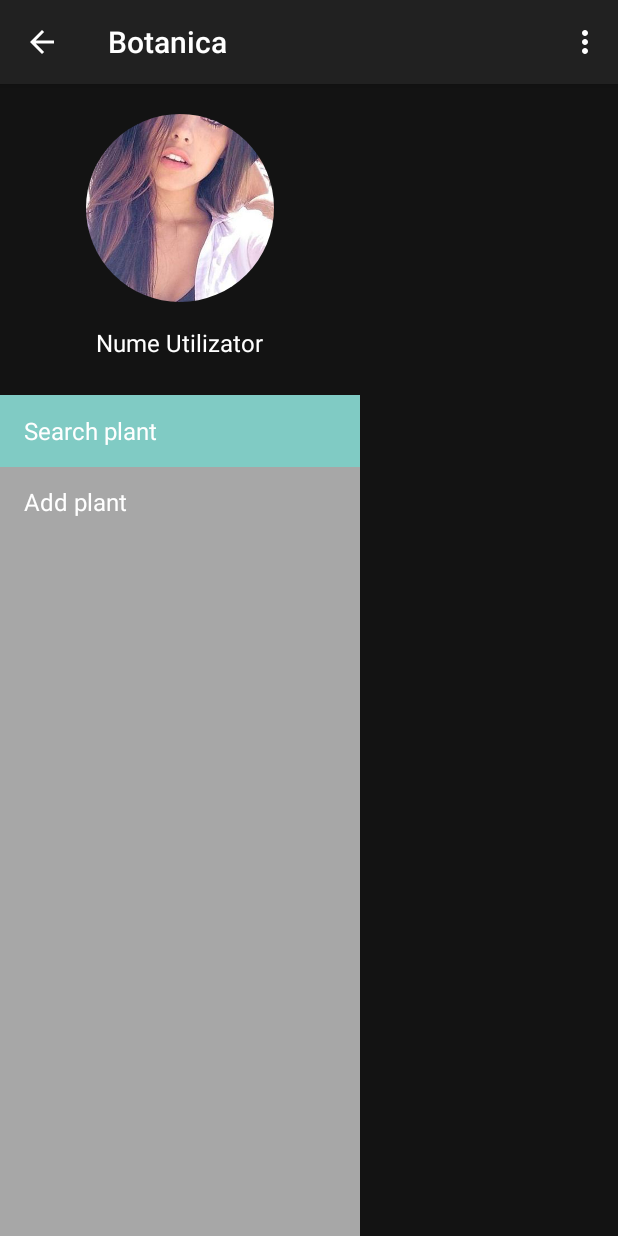
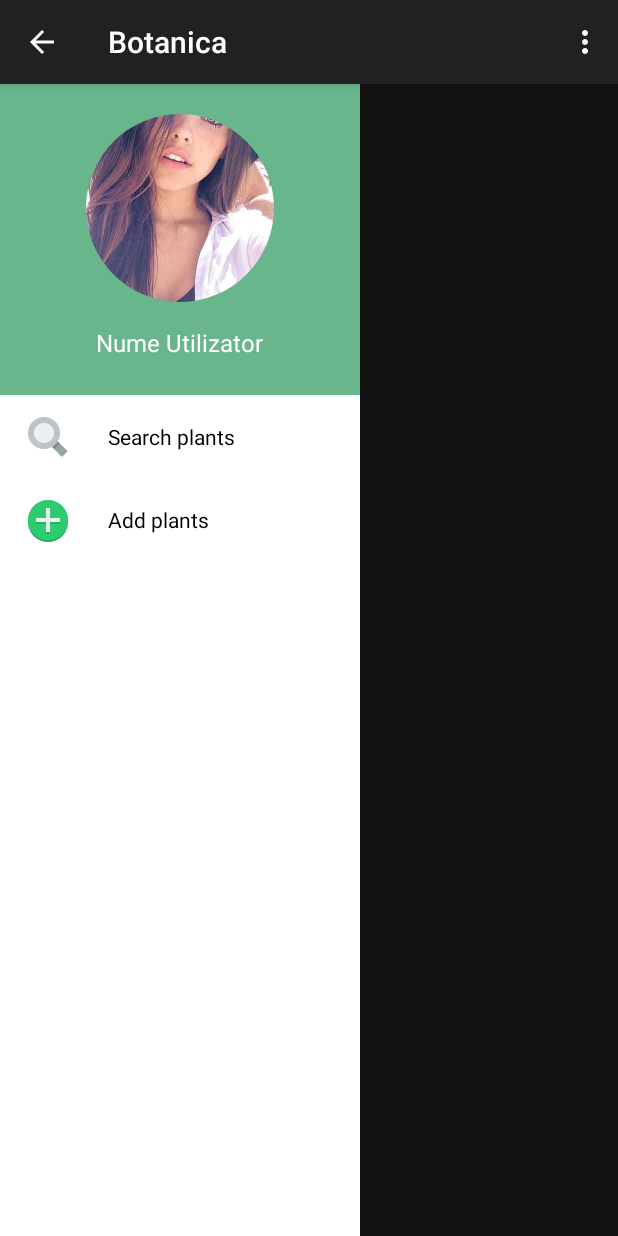
Before and after one commit to shikoko/Botanica, an Android app: the MainActivity screen opened directly, with no data from a screen before it, on a phone screen of 412 x 824 dp. Run offline under Robolectric (Android 15) with nearby library versions, the phone set to English and light mode, and no system bars; our stand-ins replace CircleImageView; pictures from the network do not load; 2 statements that could not run were skipped.

Commit message:
Modified the navigation drawer

```diff
--- /dev/null
+++ b/app/src/main/java/com/softvision/botanica/adapters/NavigationAdapter.java
@@ -0,0 +1,57 @@
+package com.softvision.botanica.adapters;
+
+import android.content.Context;
+import android.view.View;
+import android.view.ViewGroup;
+import android.widget.BaseAdapter;
+
+import com.softvision.botanica.R;
+import com.softvision.botanica.ui.views.custom.NavigationItemView;
+
+import java.util.ArrayList;
+import java.util.List;
+
+public class NavigationAdapter extends BaseAdapter {
+
+    private Context context;
+
+    private List<Integer> icons;
+    private List<String> options;
+
+    public NavigationAdapter(Context context) {
+        this.options = new ArrayList<>();
+        this.icons = new ArrayList<>();
+        this.context = context;
+
+        options.add("Search plants");
+        options.add("Add plants");
+
+        icons.add(R.drawable.icon_search);
+        icons.add(R.drawable.icon_add);
+    }
+
+    @Override
+    public int getCount() {
+        return options.size();
+    }
+
+    @Override
+    public Object getItem(int position) {
+        return options.get(position);
+    }
+
+    @Override
+    public long getItemId(int position) {
+        return 0;
+    }
+
+    @Override
+    public View getView(int position, View convertView, ViewGroup parent) {
+        if (convertView == null) {
+            convertView = new NavigationItemView(context);
+            ((NavigationItemView) convertView).setIcon(icons.get(position));
+            ((NavigationItemView) convertView).setText(options.get(position));
+        }
+        return convertView;
+    }
+}
--- a/app/src/main/java/com/softvision/botanica/ui/activities/MainActivity.java
+++ b/app/src/main/java/com/softvision/botanica/ui/activities/MainActivity.java
@@ -1,6 +1,7 @@
 package com.softvision.botanica.ui.activities;
 
 import android.app.Activity;
+import android.content.Intent;
 import android.os.Bundle;
 import android.support.v4.app.Fragment;
 import android.support.v4.app.FragmentManager;
@@ -11,13 +12,16 @@ import android.view.Menu;
 import android.view.MenuItem;
 import android.view.View;
 import android.view.ViewGroup;
+import android.widget.Button;
 
 import com.softvision.botanica.R;
 import com.softvision.botanica.ui.BotanicaActivity;
 import com.softvision.botanica.ui.fragments.NavigationDrawerFragment;
 
 public class MainActivity extends BotanicaActivity
-        implements NavigationDrawerFragment.NavigationDrawerCallbacks {
+        implements NavigationDrawerFragment.NavigationDrawerCallbacks, View.OnClickListener {
+
+    private Button button;
 
     /**
      * Fragment managing the behaviors, interactions and presentation of the navigation drawer.
@@ -42,6 +46,15 @@ public class MainActivity extends BotanicaActivity
         mNavigationDrawerFragment.setUp(
                 R.id.navigation_drawer,
                 (DrawerLayout) findViewById(R.id.drawer_layout));
+
+        button = (Button) findViewById(R.id.button_main);
+        button.setOnClickListener(this);
+    }
+
+    @Override
+    public void onClick(View v) {
+        Intent intent = new Intent(this, PlantActivity.class);
+        startActivity(intent);
     }
 
     @Override
--- a/app/src/main/java/com/softvision/botanica/ui/fragments/NavigationDrawerFragment.java
+++ b/app/src/main/java/com/softvision/botanica/ui/fragments/NavigationDrawerFragment.java
@@ -23,6 +23,7 @@ import android.widget.ListView;
 import android.widget.Toast;
 
 import com.softvision.botanica.R;
+import com.softvision.botanica.adapters.NavigationAdapter;
 
 /**
  * Fragment used for managing interactions for and presentation of a navigation drawer.
@@ -52,6 +53,8 @@ public class NavigationDrawerFragment extends Fragment {
      */
     private ActionBarDrawerToggle mDrawerToggle;
 
+    private NavigationAdapter navigationAdapter;
+
     private DrawerLayout mDrawerLayout;
     private ListView mDrawerListView;
     private View mFragmentContainerView;
@@ -77,6 +80,8 @@ public class NavigationDrawerFragment extends Fragment {
             mFromSavedInstanceState = true;
         }
 
+        navigationAdapter = new NavigationAdapter(getActivity().getApplicationContext());
+
         // Select either the default item (0) or the last selected item.
         selectItem(mCurrentSelectedPosition);
     }
@@ -101,14 +106,15 @@ public class NavigationDrawerFragment extends Fragment {
                 selectItem(position);
             }
         });
-        mDrawerListView.setAdapter(new ArrayAdapter<String>(
-                getActionBar().getThemedContext(),
-                android.R.layout.simple_list_item_activated_1,
-                android.R.id.text1,
-                new String[]{
-                        getString(R.string.search_section),
-                        getString(R.string.add_section),
-                }));
+//        mDrawerListView.setAdapter(new ArrayAdapter<String>(
+//                getActionBar().getThemedContext(),
+//                android.R.layout.simple_list_item_activated_1,
+//                android.R.id.text1,
+//                new String[]{
+//                        getString(R.string.search_section),
+//                        getString(R.string.add_section),
+//                }));
+        mDrawerListView.setAdapter(navigationAdapter);
         mDrawerListView.setItemChecked(mCurrentSelectedPosition, true);
         return view;
     }
--- a/app/src/main/java/com/softvision/botanica/ui/CircleImageView.java
+++ b/app/src/main/java/com/softvision/botanica/ui/views/custom/CircleImageView.java
@@ -1,4 +1,4 @@
-package com.softvision.botanica.ui;
+package com.softvision.botanica.ui.views.custom;
 
 import android.content.Context;
 import android.content.res.TypedArray;
--- /dev/null
+++ b/app/src/main/java/com/softvision/botanica/ui/views/custom/NavigationItemView.java
@@ -0,0 +1,55 @@
+package com.softvision.botanica.ui.views.custom;
+
+import android.annotation.TargetApi;
+import android.content.Context;
+import android.os.Build;
+import android.util.AttributeSet;
+import android.view.LayoutInflater;
+import android.view.View;
+import android.widget.ImageView;
+import android.widget.RelativeLayout;
+import android.widget.TextView;
+
+import com.softvision.botanica.R;
+
+public class NavigationItemView extends RelativeLayout {
+
+    private ImageView icon;
+    private TextView text;
+
+    public NavigationItemView(Context context) {
+        super(context);
+        init(context);
+    }
+
+    public NavigationItemView(Context context, AttributeSet attrs) {
+        super(context, attrs);
+        init(context);
+    }
+
+    public NavigationItemView(Context context, AttributeSet attrs, int defStyleAttr) {
+        super(context, attrs, defStyleAttr);
+        init(context);
+    }
+
+    public NavigationItemView(Context context, AttributeSet attrs, int defStyleAttr, int defStyleRes) {
+        super(context, attrs, defStyleAttr, defStyleRes);
+        init(context);
+    }
+
+    private void init(Context context) {
+        LayoutInflater inflater = (LayoutInflater) context.getSystemService(Context.LAYOUT_INFLATER_SERVICE);
+        View view = inflater.inflate(R.layout.item_navigation_list, this);
+        icon = (ImageView) view.findViewById(R.id.icon_navigation);
+        text = (TextView) view.findViewById(R.id.text_navigation);
+    }
+
+    public void setIcon(int resId) {
+        icon.setBackground(getResources().getDrawable(resId));
+    }
+
+    public void setText(String info) {
+        text.setText(info);
+    }
+
+}
--- a/app/src/main/res/layout/activity_login.xml
+++ b/app/src/main/res/layout/activity_login.xml
@@ -19,6 +19,7 @@
         <TextView
             android:text="@string/login"
             android:gravity="center"
+            android:textColor="@android:color/white"
             android:textSize="24sp"
             android:layout_width="match_parent"
             android:layout_height="wrap_content" />
@@ -27,8 +28,9 @@
             android:id="@+id/email"
             android:layout_marginTop="24dp"
             android:hint="@string/email"
-            android:gravity="start"
-            android:textAlignment="textStart"
+            android:textColorHint="@android:color/white"
+            android:gravity="center"
+            android:textAlignment="center"
             android:layout_width="200dp"
             android:layout_height="wrap_content" />
 
--- a/app/src/main/res/layout/activity_main.xml
+++ b/app/src/main/res/layout/activity_main.xml
@@ -11,7 +11,15 @@
     <FrameLayout
         android:id="@+id/container"
         android:layout_width="match_parent"
-        android:layout_height="match_parent" />
+        android:layout_height="match_parent" >
+
+        <Button
+            android:text="PUSH ME"
+            android:id="@+id/button_main"
+            android:layout_width="wrap_content"
+            android:layout_height="wrap_content" />
+
+    </FrameLayout>
 
     <!-- android:layout_gravity="start" tells DrawerLayout to treat
          this as a sliding drawer on the left side for left-to-right
--- a/app/src/main/res/layout/activity_plant.xml
+++ b/app/src/main/res/layout/activity_plant.xml
@@ -24,6 +24,7 @@
 
             <RelativeLayout
                 android:id="@+id/information_wrapper"
+                android:layout_marginTop="12dp"
                 android:layout_width="match_parent"
                 android:layout_height="wrap_content">
 
--- /dev/null
+++ b/app/src/main/res/layout/item_navigation_list.xml
@@ -0,0 +1,21 @@
+<?xml version="1.0" encoding="utf-8"?>
+<RelativeLayout xmlns:android="http://schemas.android.com/apk/res/android"
+    android:layout_width="match_parent"
+    android:layout_height="56dp">
+
+    <ImageView
+        android:id="@+id/icon_navigation"
+        android:layout_centerVertical="true"
+        android:layout_marginLeft="16dp"
+        android:layout_width="32dp"
+        android:layout_height="32dp" />
+
+    <TextView
+        android:id="@+id/text_navigation"
+        android:layout_centerVertical="true"
+        android:textColor="@android:color/black"
+        android:layout_marginLeft="72dp"
+        android:layout_width="wrap_content"
+        android:layout_height="wrap_content" />
+
+</RelativeLayout>
--- a/app/src/main/res/layout/layout_navigation_drawer.xml
+++ b/app/src/main/res/layout/layout_navigation_drawer.xml
@@ -1,12 +1,20 @@
 <?xml version="1.0" encoding="utf-8"?>
 <RelativeLayout xmlns:android="http://schemas.android.com/apk/res/android"
     android:orientation="vertical"
+    android:background="#69B68C"
     android:layout_width="match_parent"
     android:layout_height="match_parent">
 
-    <com.softvision.botanica.ui.CircleImageView
+    <RelativeLayout
+        android:id="@+id/user_wrapper"
+        android:layout_marginTop="20dp"
+        android:background="#69B68C"
+        android:layout_centerHorizontal="true"
+        android:layout_width="match_parent"
+        android:layout_height="wrap_content">
+
+        <com.softvision.botanica.ui.views.custom.CircleImageView
             android:id="@+id/avatar_image"
-        android:layout_marginTop="20dp"
             android:layout_centerHorizontal="true"
             android:layout_width="125dp"
             android:layout_height="125dp"
@@ -24,17 +32,19 @@
             android:layout_width="wrap_content"
             android:layout_height="wrap_content" />
 
+    </RelativeLayout>
+
     <ListView xmlns:android="http://schemas.android.com/apk/res/android"
         xmlns:tools="http://schemas.android.com/tools"
         android:id="@+id/navigation_list"
         android:layout_marginTop="24dp"
-        android:layout_below="@id/user_name"
+        android:layout_below="@id/user_wrapper"
         android:layout_width="match_parent"
         android:layout_height="match_parent"
         android:choiceMode="singleChoice"
         android:divider="@android:color/transparent"
         android:dividerHeight="0dp"
-        android:background="#cccc"
+        android:background="@android:color/white"
         tools:context=".NavigationDrawerFragment" />
 
 </RelativeLayout>
```
Also changed, not shown: app/src/main/res/drawable/icon_add.png (added), app/src/main/res/drawable/icon_search.png (added). Lines whose indentation alone changed are shown as unchanged.
